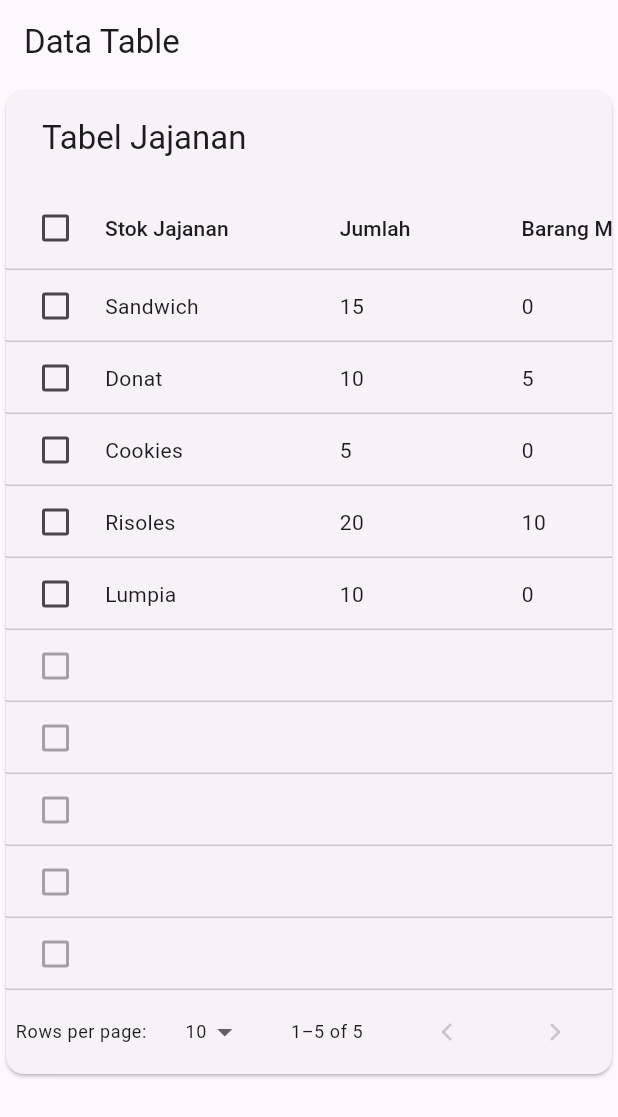
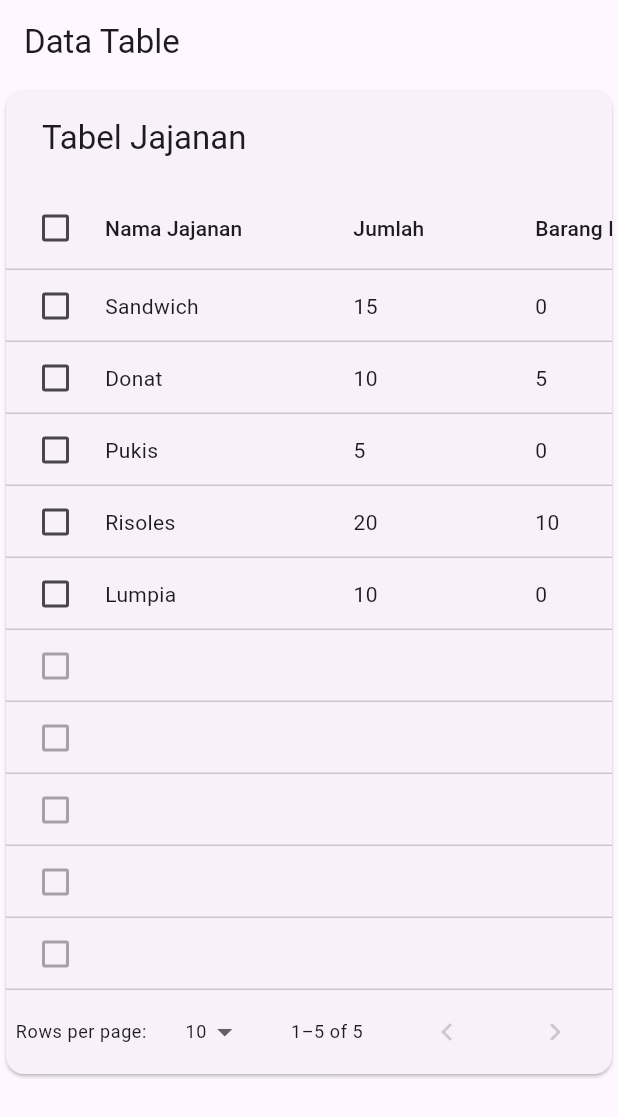
Before and after one commit to nasyw401/nasywa-ppb, a Flutter app: the screen it shows after launch, on a phone screen of 412 x 824 dp. Shown: the top 1117 px of the screen. Run offline on Flutter 3.47's test engine with Material 3 defaults, Android fonts, the phone set to English and light mode, and no system bars; our stand-ins replace logger.

Commit message:
Add files via upload

```diff
--- a/lib/datasources/dessert_data_source.dart
+++ b/lib/datasources/dessert_data_source.dart
@@ -21,7 +21,7 @@ class DessertDataSource extends DataTableSource {
         4,
       ),
       Dessert(
-        'Cookies',
+        'Pukis',
         5,
         0,
         2,
--- a/lib/pages/datatable.dart
+++ b/lib/pages/datatable.dart
@@ -186,7 +186,7 @@ class _MyDatatableState extends State<MyDatatable> with RestorationMixin {
 
               columns: [
                 DataColumn(
-                  label: const Text('Stok Jajanan'),
+                  label: const Text('Nama Jajanan'),
                   onSort: (int columnIndex, bool ascending) =>
                       _sort<String>((d) => d.name, columnIndex, ascending),
                 ),
```
